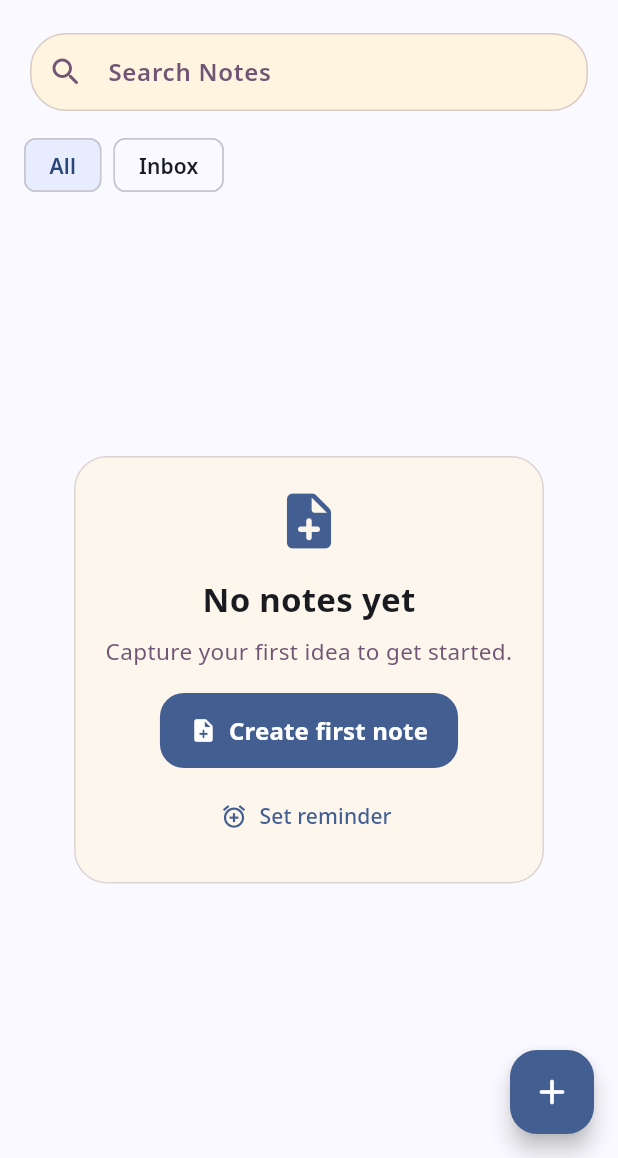
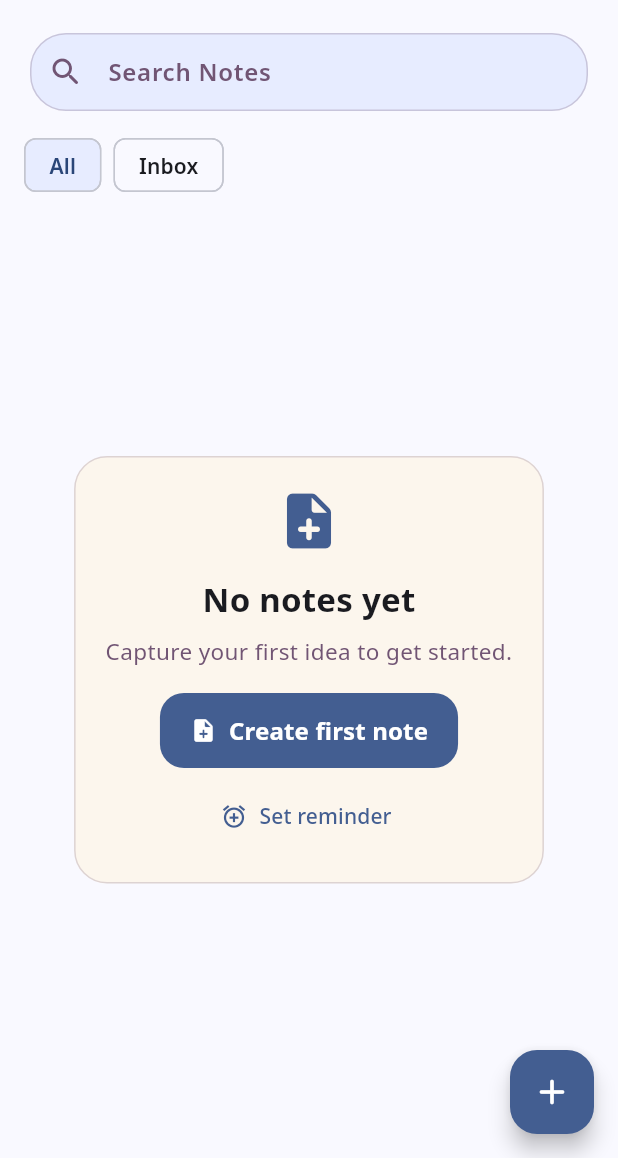
Before and after one commit to Slowriide/to_do_app, a Flutter app: the screen it shows after launch, on a phone screen of 412 x 824 dp, the part 78-1236 px from its top. Run offline on Flutter 3.47's test engine with Material 3 defaults, Android fonts, the phone set to English and light mode, and no system bars; our stand-ins replace bloc, equatable, flutter_bloc, flutter_colorpicker, flutter_local_notifications, flutter_timezone and 5 more; accounts and stored records are empty; generated files the repository leaves out were written again.

Commit message:
textInput background

```diff
--- a/lib/core/config/theme/app_theme.dart
+++ b/lib/core/config/theme/app_theme.dart
@@ -94,7 +94,7 @@ class AppTheme {
       inputDecorationTheme: InputDecorationTheme(
         hintStyle: TextStyle(color: scheme.tertiary),
         filled: true,
-        fillColor: scheme.onInverseSurface.withValues(alpha: 0.78),
+        fillColor: scheme.primaryContainer.withValues(alpha: 0.55),
         contentPadding:
             const EdgeInsets.symmetric(horizontal: 16, vertical: 14),
         labelStyle: TextStyle(
@@ -196,8 +196,8 @@ class AppTheme {
           ),
         ),
         menuStyle: MenuStyle(
-          backgroundColor:
-              WidgetStatePropertyAll(scheme.onInverseSurface.withValues(alpha: 0.98)),
+          backgroundColor: WidgetStatePropertyAll(
+              scheme.onInverseSurface.withValues(alpha: 0.98)),
           shape: WidgetStatePropertyAll(
             RoundedRectangleBorder(borderRadius: BorderRadius.circular(16)),
           ),
```
